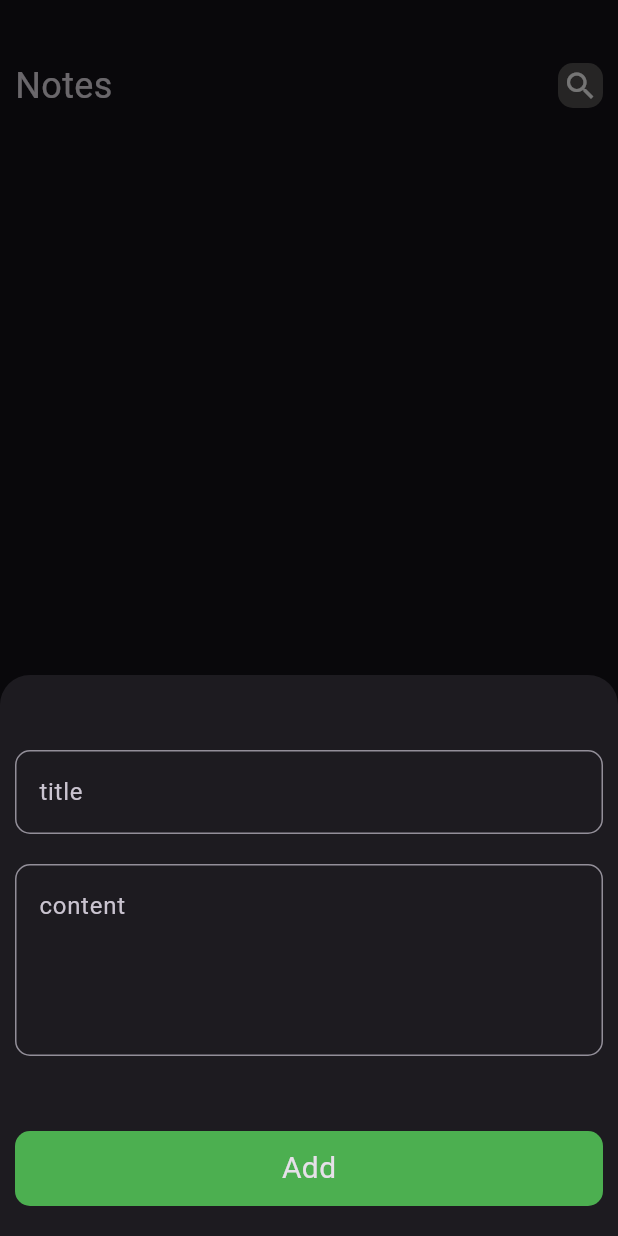
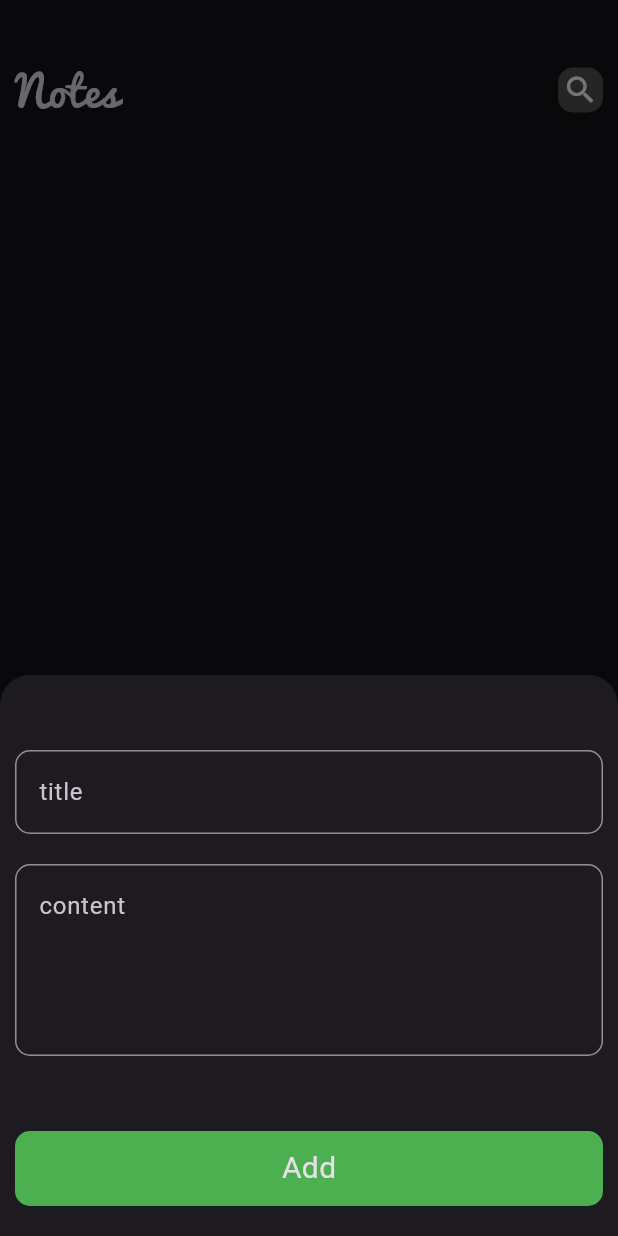
Before and after one commit to Desha933/notes_app, a Flutter app: the screen it shows after launch, after a tap on the "add" icon, on a phone screen of 412 x 824 dp. Run offline on Flutter 3.47's test engine with Material 3 defaults, Android fonts, the phone set to English and light mode, and no system bars; our stand-ins replace flutter_bloc, hive, hive_flutter; accounts and stored records are empty.

```diff
--- a/lib/constant.dart
+++ b/lib/constant.dart
@@ -1 +1,3 @@
 const kBoxNote = 'boxnote';
+const kPacificofont = 'Pacifico';
+const kPoppinsfont = 'Poppins';
--- a/lib/cubits/notecubit/notestate.dart
+++ b/lib/cubits/notecubit/notestate.dart
@@ -1,5 +1,3 @@
-import 'package:notes_app/models/notemodel.dart';
-
 class Notestate {}
 
 class NoteInitial extends Notestate {}
--- a/lib/main.dart
+++ b/lib/main.dart
@@ -26,6 +26,8 @@ class NotesApp extends StatelessWidget {
   @override
   Widget build(BuildContext context) {
     return BlocProvider(
+      create: (context) => AddNoteCubit(),
+      child: BlocProvider(
         create: (context) => NoteCubit(),
         child: MaterialApp(
           debugShowCheckedModeBanner: false,
@@ -35,6 +37,7 @@ class NotesApp extends StatelessWidget {
             body: NotesView(),
           ),
         ),
+      ),
     );
   }
 }
--- a/lib/views/notesview.dart
+++ b/lib/views/notesview.dart
@@ -1,6 +1,4 @@
 import 'package:flutter/material.dart';
-import 'package:flutter_bloc/flutter_bloc.dart';
-import 'package:notes_app/cubits/notecubit/notecubit.dart';
 import 'package:notes_app/widgets/appbar.dart';
 import 'package:notes_app/widgets/noteslistview.dart';
 
--- a/lib/widgets/appbar.dart
+++ b/lib/widgets/appbar.dart
@@ -1,4 +1,5 @@
 import 'package:flutter/material.dart';
+import 'package:notes_app/constant.dart';
 
 class CustomAppBar extends StatelessWidget {
   const CustomAppBar({super.key, required this.icon, required this.titlepage});
@@ -11,7 +12,7 @@ class CustomAppBar extends StatelessWidget {
       children: [
         Text(
           '$titlepage',
-          style: TextStyle(fontSize: 24),
+          style: TextStyle(fontSize: 28, fontFamily: kPacificofont),
         ),
         Spacer(),
         Container(
--- a/lib/widgets/bottomsheet.dart
+++ b/lib/widgets/bottomsheet.dart
@@ -1,6 +1,5 @@
 import 'package:flutter/material.dart';
 import 'package:flutter_bloc/flutter_bloc.dart';
-import 'package:modal_progress_hud_nsn/modal_progress_hud_nsn.dart';
 import 'package:notes_app/cubits/addnotecubit/addnotecubit.dart';
 import 'package:notes_app/cubits/addnotecubit/addnotestate.dart';
 import 'package:notes_app/cubits/notecubit/notecubit.dart';
--- a/lib/widgets/formbuttomsheet.dart
+++ b/lib/widgets/formbuttomsheet.dart
@@ -56,13 +56,13 @@ class _FormButtomSheetState extends State<FormButtomSheet> {
                     title: title!,
                     subtitle: subtitle!,
                     date: formateddata,
-                    color: Colors.red.value);
+                    color: Colors.green.value);
                 BlocProvider.of<AddNoteCubit>(context).addnote(note);
 
-                setState(() {});
+                // setState(() {});
               } else {
                 autovalidateMode = AutovalidateMode.always;
-                setState(() {});
+                // setState(() {});
               }
             },
             Operation: 'Add',
--- a/lib/widgets/noteslistview.dart
+++ b/lib/widgets/noteslistview.dart
@@ -13,8 +13,7 @@ class CustomNotesListView extends StatelessWidget {
   Widget build(BuildContext context) {
     return BlocBuilder<NoteCubit, Notestate>(
       builder: (context, state) {
-        List<NoteModel> notes =
-            BlocProvider.of<NoteCubit>(context).fetchnote() ?? [];
+        List<NoteModel> notes = BlocProvider.of<NoteCubit>(context).fetchnote();
         return Expanded(
           child: ListView.builder(
               itemCount: notes.length,
```
Also changed, not shown: lib/widgets/noteitem.dart (+11 -2 lines), pubspec.yaml (+8 -8 lines), fonts/Pacifico.ttf (added), fonts/Poppins-BlackItalic.ttf (added), fonts/Poppins-SemiBold.ttf (added), 4 other files. Lines whose indentation alone changed are shown as unchanged.
